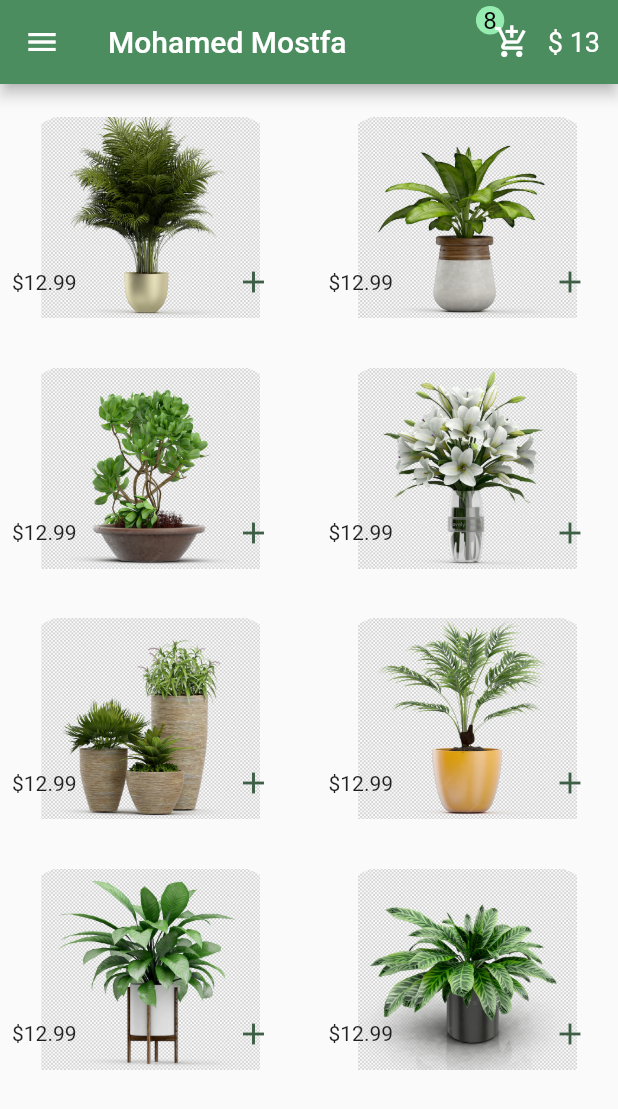
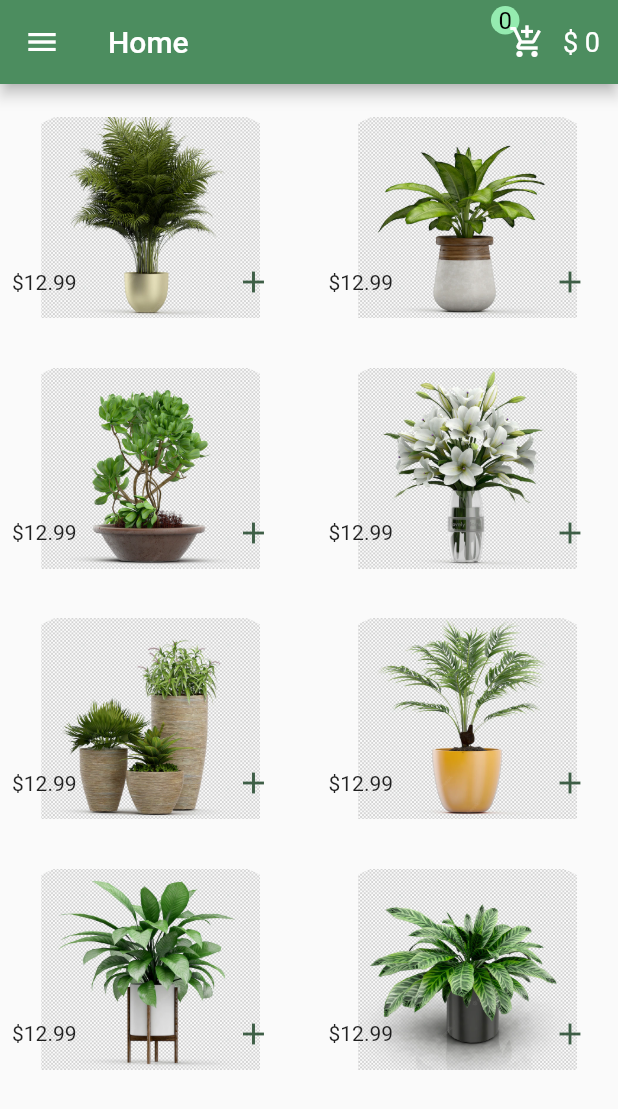
Before and after one commit to mohamedmostfa2000/E-commerce, a Flutter app: the screen it shows after launch, on a phone screen of 412 x 824 dp. Shown: the top 1109 px of the screen. Run offline on Flutter 3.47's test engine with Material 2 defaults, Android fonts, the phone set to English and light mode, and no system bars.

Commit message:
Mohamed Mostfa - using provider part 2

```diff
--- a/lib/pages/home.dart
+++ b/lib/pages/home.dart
@@ -43,14 +43,16 @@ class Home extends StatelessWidget {
                       ),
                     ]),
                     footer: GridTileBar(
-// backgroundColor: Color.fromARGB(66, 73, 127, 110),
-                      trailing: IconButton(
+                      trailing:
+                          Consumer<Cart>(builder: ((context, Carttt, child) {
+                        return IconButton(
                             color: Color.fromARGB(255, 62, 94, 70),
-                          onPressed: () {},
-                          icon: Icon(Icons.add)),
-
+                            onPressed: () {
+                              Carttt.add(items[index]);
+                            },
+                            icon: Icon(Icons.add));
+                      })),
                       leading: Text("\$12.99"),
-
                       title: Text(
                         "",
                       ),
@@ -109,44 +111,44 @@ class Home extends StatelessWidget {
         ),
         appBar: AppBar(
           actions: [
-            Row(
+            Consumer<Cart>(builder: ((context, classInstancee, child) {
+              return Row(
                 children: [
                   Stack(
                     children: [
                       Positioned(
                         bottom: 24,
                         child: Container(
-                          padding: const EdgeInsets.all(5),
-                          decoration: const BoxDecoration(
-                              color: Color.fromARGB(211, 164, 255, 193),
-                              shape: BoxShape.circle),
-                          child: const Text(
-                            "8",
-                            style: TextStyle(
+                            child: Text(
+                              "${classInstancee.selectedProducts.length}",
+                              style: const TextStyle(
                                   fontSize: 16,
                                   color: Color.fromARGB(255, 0, 0, 0)),
-                          )),
+                            ),
+                            padding: EdgeInsets.all(5),
+                            decoration: BoxDecoration(
+                                color: Color.fromARGB(211, 164, 255, 193),
+                                shape: BoxShape.circle)),
                       ),
                       IconButton(
                         onPressed: () {},
-                      icon: const Icon(Icons.add_shopping_cart),
+                        icon: Icon(Icons.add_shopping_cart),
                       ),
                     ],
                   ),
-                const Padding(
-                  padding: EdgeInsets.only(right: 12),
+                  Padding(
+                    padding: const EdgeInsets.only(right: 12),
                     child: Text(
-                    "\$ 13",
+                      "\$ ${classInstancee.price}",
                       style: TextStyle(fontSize: 18),
                     ),
                   ),
                 ],
-            ),
+              );
+            })),
           ],
           backgroundColor: appbarGreen,
-          title: Consumer<Cart>(builder: ((context, classInstancee, child) {
-            return Text("${classInstancee.myName}");
-          })),
+          title: Text("Home"),
         ));
   }
 }
--- a/lib/provider/Cart.dart
+++ b/lib/provider/Cart.dart
@@ -1,5 +1,13 @@
+import 'package:e_commerce/model/item.dart';
 import 'package:flutter/material.dart';
 
 class Cart with ChangeNotifier {
-  String myName = "Mohamed Mostfa";
+  List selectedProducts = [];
+  int price = 0;
+
+  add(Item product) {
+    selectedProducts.add(product);
+    price += product.price.round();
+    notifyListeners();
+  }
 }
```
Lines whose indentation alone changed are shown as unchanged.
